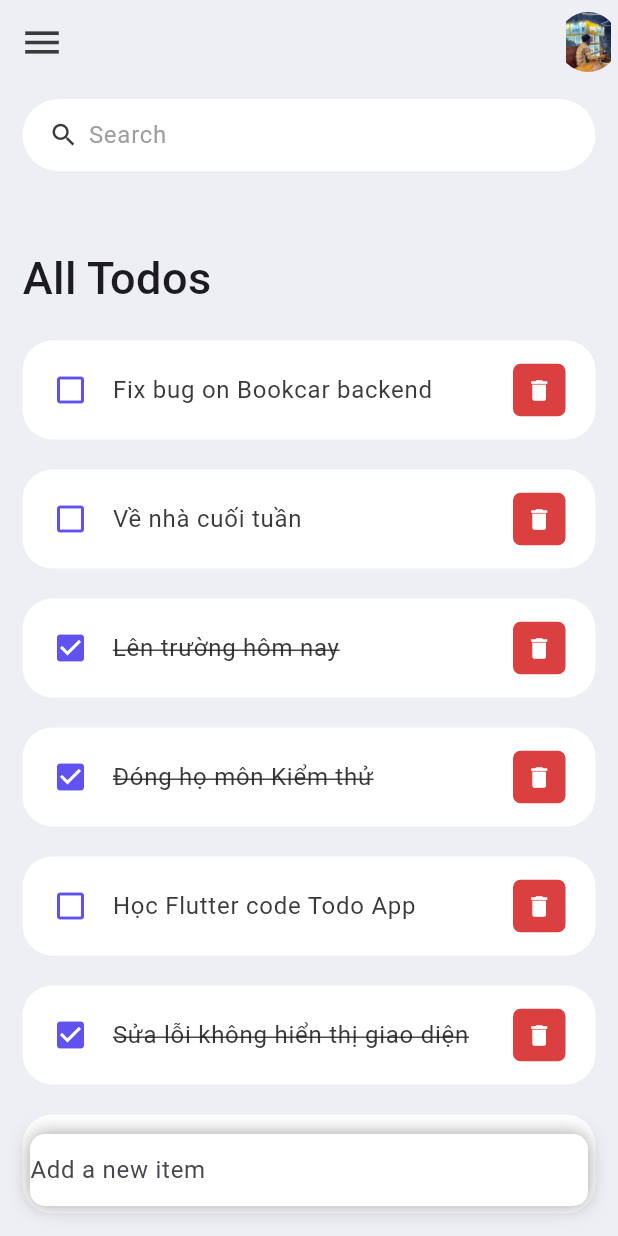
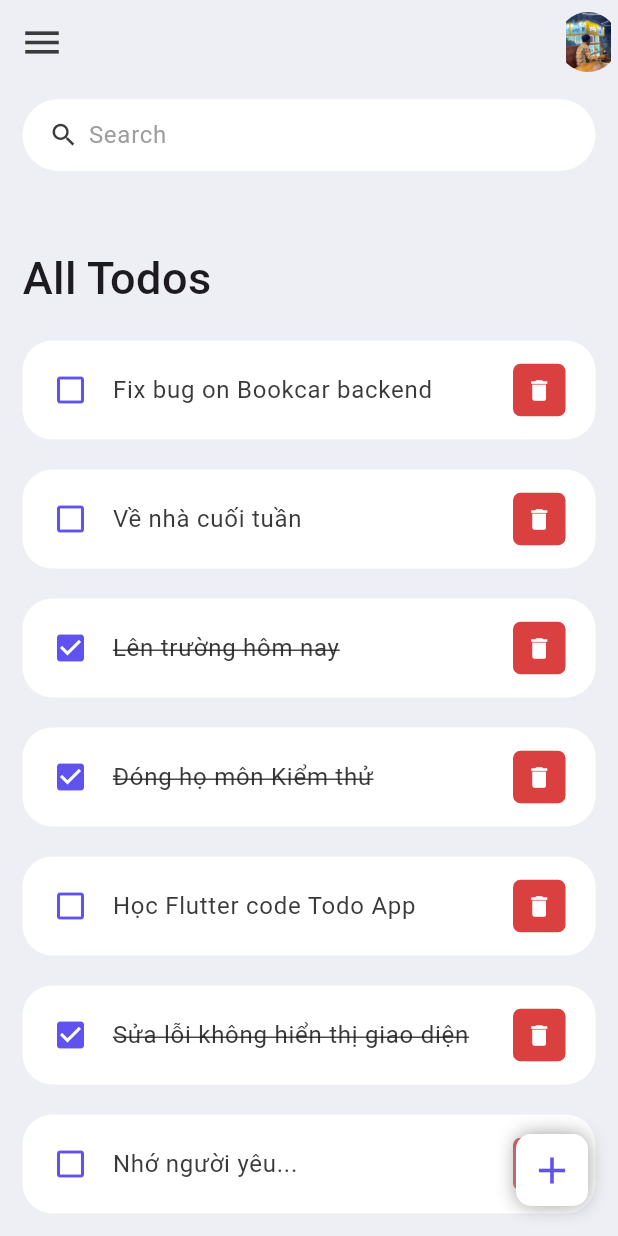
Before and after one commit to cuonvc/todo_app, a Flutter app: the screen it shows after launch, on a phone screen of 412 x 824 dp. Run offline on Flutter 3.47's test engine with Material 3 defaults, Android fonts, the phone set to English and light mode, and no system bars.

Commit message:
update/toggle add item textField, blur background on Stack

```diff
--- a/lib/screens/home.dart
+++ b/lib/screens/home.dart
@@ -1,20 +1,38 @@
+import 'dart:ui';
+
+import 'package:flutter/animation.dart';
 import 'package:flutter/cupertino.dart';
 import 'package:flutter/material.dart';
+import 'package:flutter/widgets.dart';
 import 'package:todo_app/constants/colors.dart';
 import 'package:todo_app/models/todo.dart';
+import 'package:todo_app/widgets/blur_background.dart';
 import 'package:todo_app/widgets/todo_item.dart';
 
-class Home extends StatelessWidget {
+class Home extends StatefulWidget {
   Home({Key? key}) : super(key: key);
 
+  @override
+  State<Home> createState() => _HomeState();
+}
+
+class _HomeState extends State<Home> {
   final todoList = Todo.todoList();
+
+  bool clickedAddItem = false;
 
   @override
   Widget build(BuildContext context) {
     return Scaffold(
       backgroundColor: tdBGColor,
       appBar: _buildAppBar(),
-      body: Stack(
+      body: GestureDetector(
+        onTap: () {
+          setState(() {
+            clickedAddItem = false;
+          });
+        },
+        child: Stack(
           children: [
             Container(
               padding: EdgeInsets.symmetric(horizontal: 15, vertical: 10),
@@ -44,11 +62,24 @@ class Home extends StatelessWidget {
               ),
             ),
 
+            //blur
+            Visibility(
+              visible: clickedAddItem ? true : false,
+              child: BlurBackground()
+            ),
+
             Align(
                 alignment: Alignment.bottomCenter,
-            child: Row(children: [
-              Expanded(child: Container(
-                margin: EdgeInsets.only(bottom: 20, right: 20, left: 20),
+                child: Container(
+                  margin: EdgeInsets.only(top: 20, left: 20, bottom: 20, right: 20),
+                  child: Row(
+                    children: [
+                      Expanded(
+                        child: Visibility(
+                          visible: clickedAddItem ? true : false,
+                          child: Container(
+                            padding: EdgeInsets.symmetric(horizontal: 15),
+                            margin: EdgeInsets.only(right: 20),
                             decoration: BoxDecoration(
                                 color: Colors.white,
                                 boxShadow: const [
@@ -67,13 +98,45 @@ class Home extends StatelessWidget {
                                   border: InputBorder.none
                               ),
                             ),
+                          ),
+                        ),
+                      ),
+
+
+                      Container(
+                          decoration: BoxDecoration(
+                              color: Colors.white,
+                              boxShadow: const [
+                                BoxShadow(
+                                    color: Colors.grey,
+                                    offset: Offset(0, 0),
+                                    blurRadius: 10,
+                                    spreadRadius: 0
+                                )
+                              ],
+                              borderRadius: BorderRadius.circular(10)
+                          ),
+                          child: IconButton(
+                            icon: Padding(
+                              padding: EdgeInsets.only(top: 0),
+                              child: clickedAddItem == true ? Icon(Icons.send) : Icon(Icons.add),
+                            ),
+                            color: tdBlue,
+                            iconSize: 30,
+                            onPressed: () {
+                              setState(() {
+                                clickedAddItem = true;
+                              });
+                            },
                           )
                       )
                     ],
                   ),
                 )
+            )
           ],
         ),
+      )
     );
   }
 
```
Also changed, not shown: lib/widgets/blur_background.dart (added, +25 -0 lines). Lines whose indentation alone changed are shown as unchanged.
